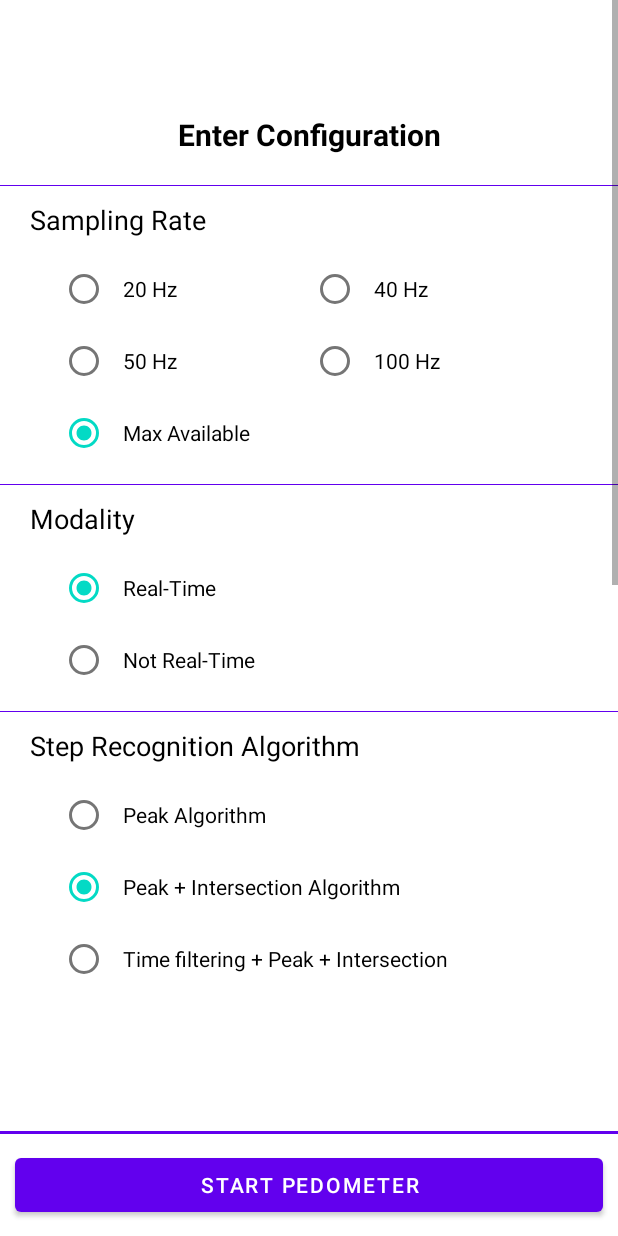
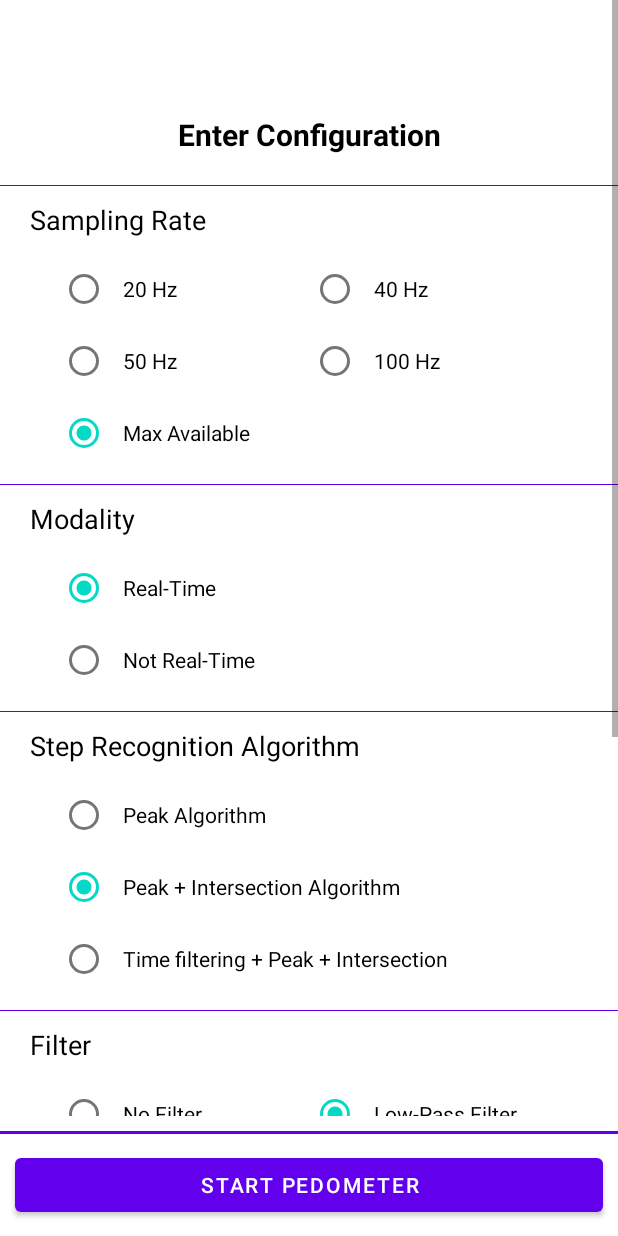
Before and after one commit to Forla03/StepLab, an Android app: the EnterSettingsFragment screen opened directly, with no data from a screen before it, on a phone screen of 412 x 824 dp. Run offline under Robolectric (Android 15) with nearby library versions, the phone set to English and light mode, and no system bars.

Commit message:
fix enter settings fragment

```diff
--- a/app/src/main/java/com/example/steplab/ui/configuration/EnterSettingsFragment.kt
+++ b/app/src/main/java/com/example/steplab/ui/configuration/EnterSettingsFragment.kt
@@ -15,6 +15,11 @@ class EnterSettingsFragment(
     private val configuration: Configuration = Configuration(),
     private val showSamplingRate: Boolean = true
 ) : Fragment() {
+
+    // Alternative constructors for Java compatibility
+    constructor() : this(Configuration(), true)
+
+    constructor(configuration: Configuration) : this(configuration, true)
 
     private var first = true
 
@@ -93,6 +98,10 @@ class EnterSettingsFragment(
             textSamplingRate?.visibility = View.GONE
             layoutSamplingRate?.visibility = View.GONE
             firstView?.visibility = View.GONE
+        } else {
+            textSamplingRate?.visibility = View.VISIBLE
+            layoutSamplingRate?.visibility = View.VISIBLE
+            firstView?.visibility = View.VISIBLE
         }
 
         setupListeners()
@@ -137,6 +146,10 @@ class EnterSettingsFragment(
             if (isChecked) {
                 configuration.realTimeMode = 0
                 modalityNotRealTime?.isChecked = false
+                falseStepRadio?.isEnabled = false
+                falseStepRadio?.isChecked = false
+                autocorrelation?.isEnabled = false
+                autocorrelation?.isChecked = false
             }
         }
 
@@ -144,6 +157,9 @@ class EnterSettingsFragment(
             if (isChecked) {
                 configuration.realTimeMode = 1
                 modalityRealTime?.isChecked = false
+                falseStepRadio?.isEnabled = true
+                falseStepRadio?.isChecked = true
+                autocorrelation?.isEnabled = true
             }
         }
 
@@ -151,6 +167,7 @@ class EnterSettingsFragment(
             if (isChecked) {
                 configuration.recognitionAlgorithm = 0
                 recognitionIntersection?.isChecked = false
+                timeFiltering?.isChecked = false
             }
         }
 
@@ -158,6 +175,7 @@ class EnterSettingsFragment(
             if (isChecked) {
                 configuration.recognitionAlgorithm = 1
                 recognitionPeak?.isChecked = false
+                timeFiltering?.isChecked = false
             }
         }
 
--- a/app/src/main/res/layout/enter_settings_fragment.xml
+++ b/app/src/main/res/layout/enter_settings_fragment.xml
@@ -195,14 +195,6 @@
                 android:paddingRight="10dp"
                 android:text="@string/timeFiltering">
             </RadioButton>
-            <RadioButton
-                android:id="@+id/butterworth_filter"
-                android:layout_width="0dp"
-                android:layout_height="wrap_content"
-                android:layout_weight="0.45"
-                android:paddingLeft="10dp"
-                android:paddingRight="10dp"
-                android:text="@string/butterworth_filter"/>
         </LinearLayout>
         <View
             android:layout_width="match_parent"
@@ -258,7 +250,7 @@
                     android:id="@+id/filter_rotation"
                     android:layout_width="0dp"
                     android:layout_height="wrap_content"
-                    android:layout_weight="0.45"
+                    android:layout_weight="0.33"
                     android:paddingLeft="10dp"
                     android:paddingRight="10dp"
                     android:text="@string/rotation_filter">
@@ -267,10 +259,19 @@
                     android:id="@+id/filter_bagilevi"
                     android:layout_width="0dp"
                     android:layout_height="wrap_content"
-                    android:layout_weight="0.55"
+                    android:layout_weight="0.33"
                     android:paddingLeft="10dp"
                     android:paddingRight="10dp"
                     android:text="@string/bagilevi_filter">
+                </RadioButton>
+                <RadioButton
+                    android:id="@+id/butterworth_filter"
+                    android:layout_width="0dp"
+                    android:layout_height="wrap_content"
+                    android:layout_weight="0.34"
+                    android:paddingLeft="10dp"
+                    android:paddingRight="10dp"
+                    android:text="@string/butterworth_filter">
                 </RadioButton>
             </LinearLayout>
         </LinearLayout>
```
